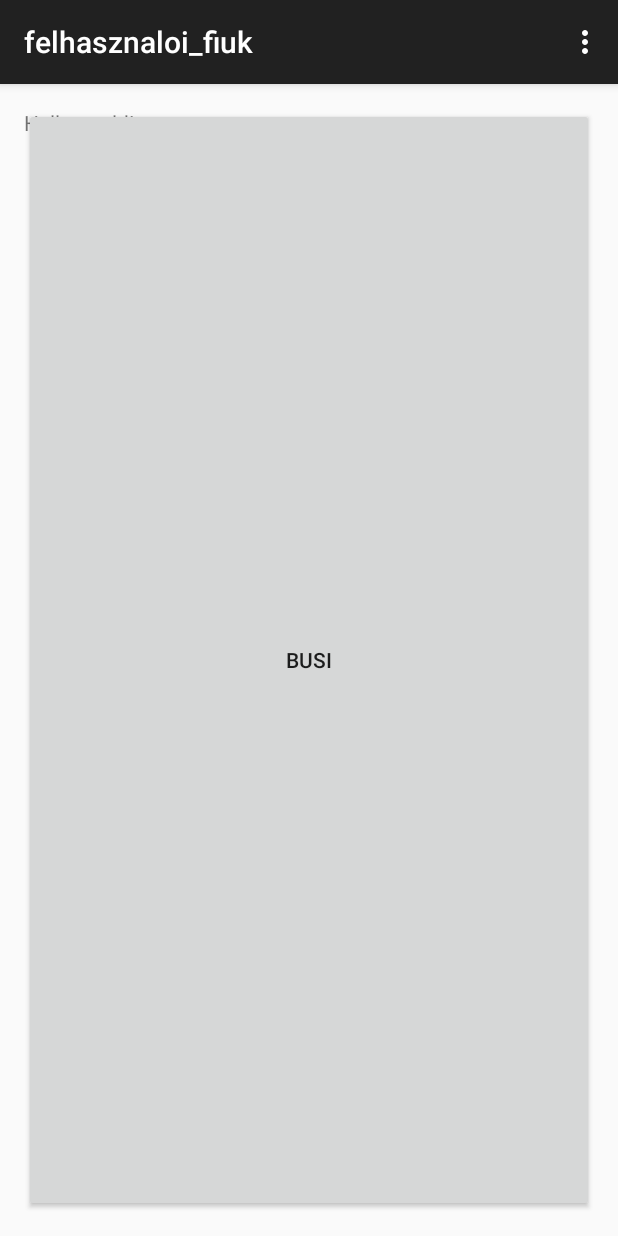
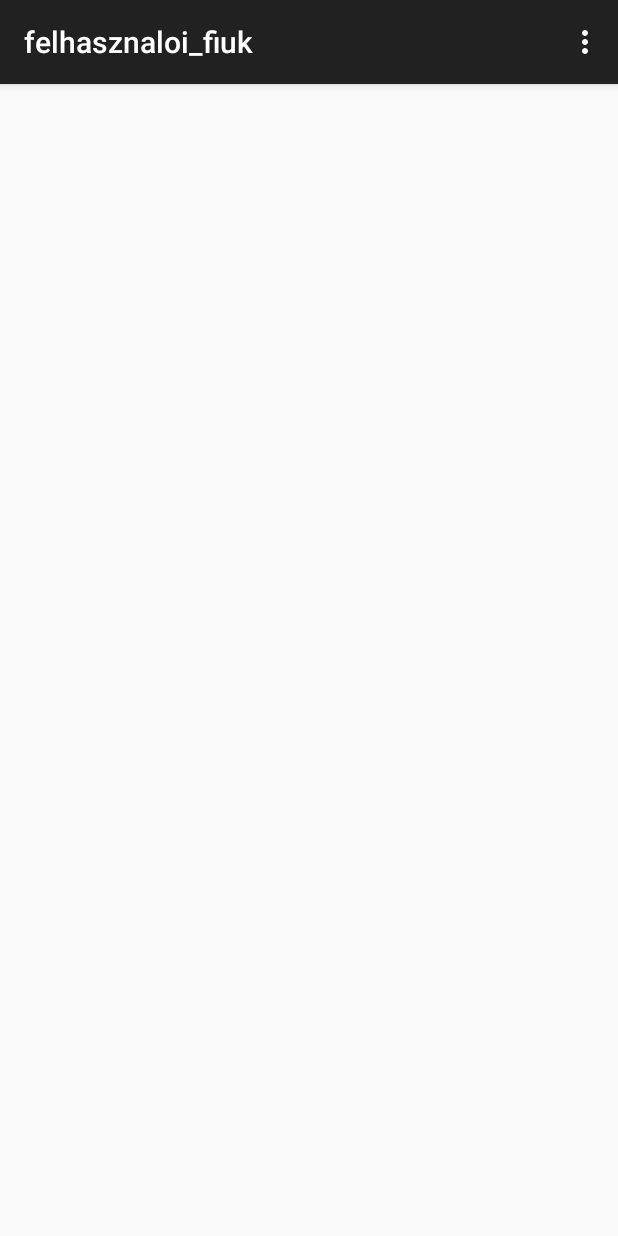
Before and after one commit to ArturHalmagyi/felhasznaloi_fiuk, an Android app: the screen it shows after launch (Main_menu), on a phone screen of 412 x 824 dp. Run offline under Robolectric (Android 15) with nearby library versions, the phone set to English and light mode, and no system bars.

Commit message:
Kitöröltem a próbákat, alap projekt maradt

```diff
--- a/felhasznaloi_fiuk/app/src/main/res/layout/activity_main_menu.xml
+++ b/felhasznaloi_fiuk/app/src/main/res/layout/activity_main_menu.xml
@@ -5,11 +5,5 @@
     android:paddingTop="@dimen/activity_vertical_margin"
     android:paddingBottom="@dimen/activity_vertical_margin" tools:context=".Main_menu">
 
-    <TextView android:text="@string/hello_world" android:layout_width="wrap_content"
-        android:layout_height="wrap_content" />
-    <Button
-        android:text="busi"
-        android:layout_width="match_parent"
-        android:layout_height="match_parent" />
 
 </RelativeLayout>
```
Also changed, not shown: felhasznaloi_fiuk/app/src/main/java/hu/uniobuda/nik/felhasznaloi_fiuk/Main_menu.java (+0 -19 lines).
